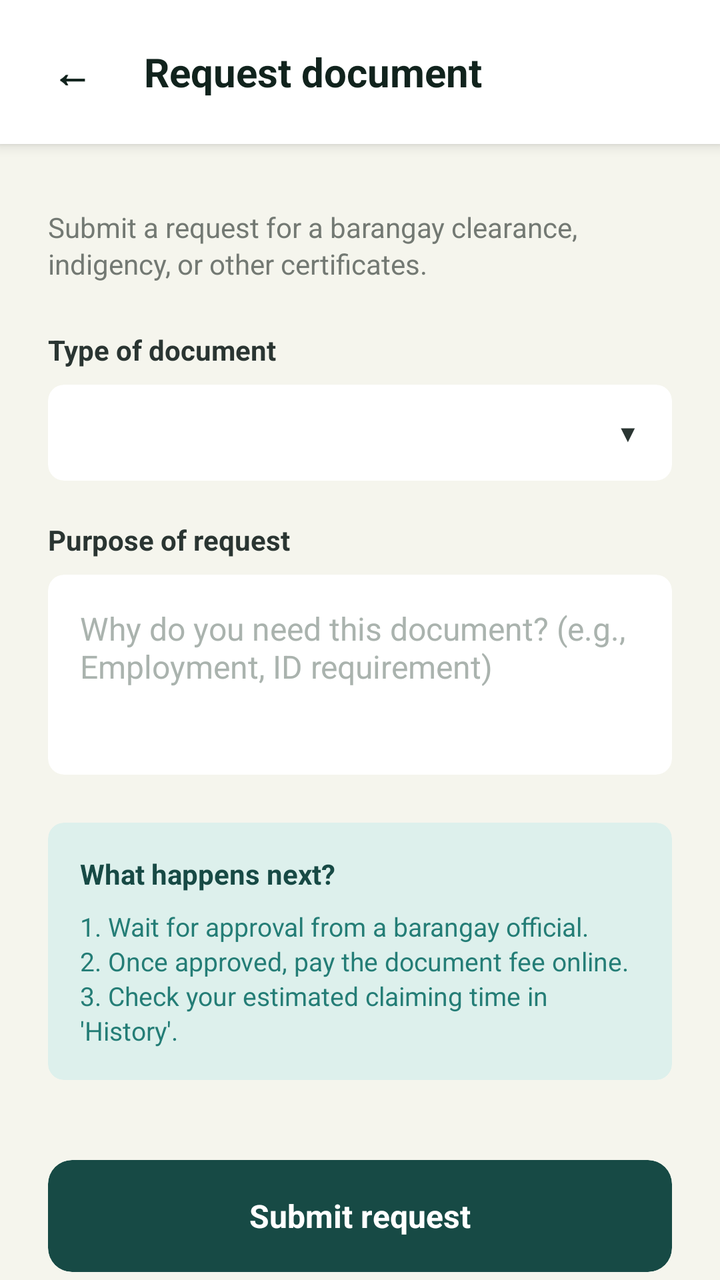
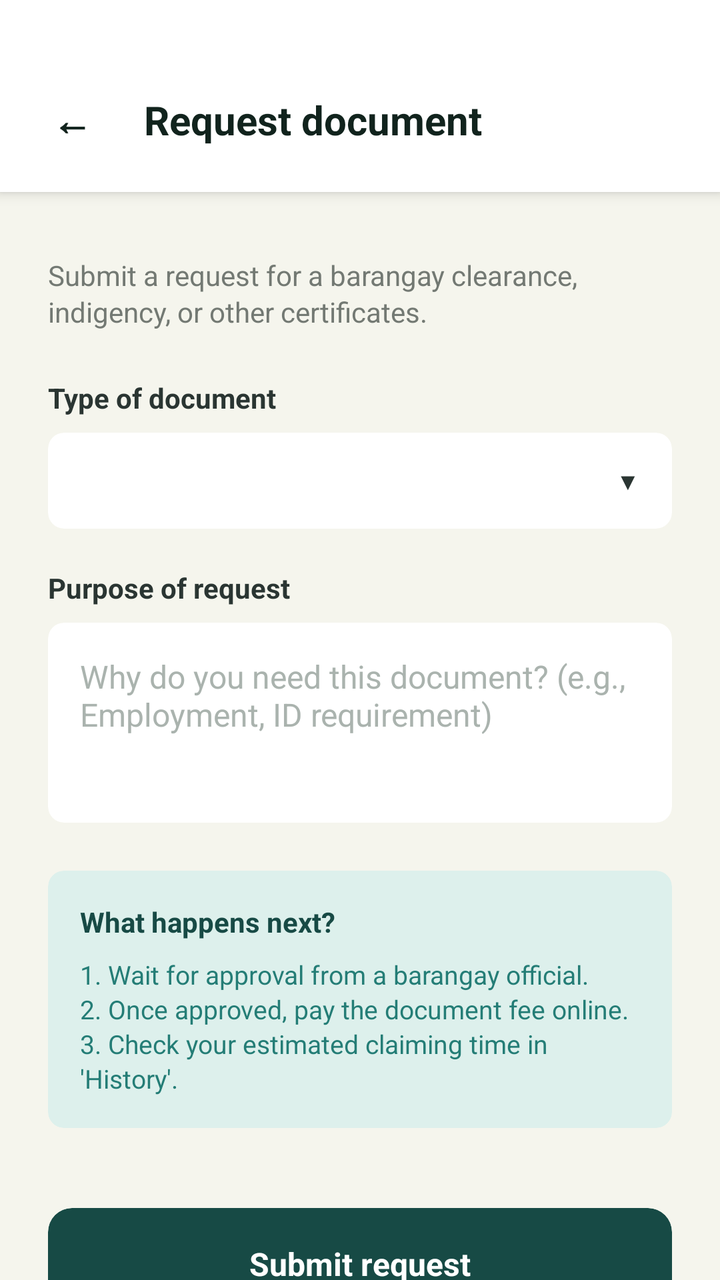

Screens rendered from an Android XML layout before and after an edit, with the pre-edit source and the edit as a unified diff.
<!-- AndroidManifest.xml: application theme Theme.Barangay_superAPP -->
<!-- res/layout/request_form.xml -->
<?xml version="1.0" encoding="utf-8"?>
<LinearLayout xmlns:android="http://schemas.android.com/apk/res/android"
    xmlns:app="http://schemas.android.com/apk/res-auto"
    android:layout_width="match_parent"
    android:layout_height="match_parent"
    android:background="#F5F5ED"
    android:orientation="vertical">

    
    <LinearLayout
        android:layout_width="match_parent"
        android:layout_height="wrap_content"
        android:gravity="center_vertical"
        android:orientation="horizontal"
        android:paddingHorizontal="16dp"
        android:paddingVertical="16dp"
        android:background="#FFFFFF"
        android:elevation="4dp">

        <androidx.cardview.widget.CardView
            android:id="@+id/btnGoBack"
            android:layout_width="40dp"
            android:layout_height="40dp"
            app:cardBackgroundColor="@android:color/transparent"
            app:cardCornerRadius="20dp"
            app:cardElevation="0dp"
            android:clickable="true"
            android:focusable="true"
            android:foreground="?android:attr/selectableItemBackground">

            <TextView
                android:layout_width="wrap_content"
                android:layout_height="wrap_content"
                android:layout_gravity="center"
                android:text="←"
                android:textColor="#11231D"
                android:textSize="20sp"
                android:textStyle="bold" />
        </androidx.cardview.widget.CardView>

        <TextView
            android:layout_width="wrap_content"
            android:layout_height="wrap_content"
            android:layout_marginStart="16dp"
            android:text="Request document"
            android:textColor="#11231D"
            android:textSize="20sp"
            android:textStyle="bold" />
    </LinearLayout>

    <ScrollView
        android:layout_width="match_parent"
        android:layout_height="0dp"
        android:layout_weight="1"
        android:fillViewport="true"
        android:scrollbars="none">

        <LinearLayout
            android:layout_width="match_parent"
            android:layout_height="wrap_content"
            android:orientation="vertical"
            android:paddingHorizontal="24dp"
            android:paddingTop="32dp"
            android:paddingBottom="40dp">

            <TextView
                android:layout_width="match_parent"
                android:layout_height="wrap_content"
                android:lineSpacingExtra="2dp"
                android:text="Submit a request for a barangay clearance, indigency, or other certificates."
                android:textColor="#737973"
                android:textSize="14sp" />

            
            <LinearLayout
                android:layout_width="match_parent"
                android:layout_height="wrap_content"
                android:layout_marginTop="24dp"
                android:orientation="vertical">

                
                <TextView
                    android:layout_width="wrap_content"
                    android:layout_height="wrap_content"
                    android:text="Type of document"
                    android:textColor="#2A3532"
                    android:textSize="14sp"
                    android:textStyle="bold" />

                <androidx.cardview.widget.CardView
                    android:layout_width="match_parent"
                    android:layout_height="wrap_content"
                    android:layout_marginTop="8dp"
                    app:cardBackgroundColor="#FFFFFF"
                    app:cardCornerRadius="8dp"
                    app:cardElevation="0dp">

                    <Spinner
                        android:id="@+id/spinnerDocumentType"
                        android:layout_width="match_parent"
                        android:layout_height="48dp"
                        android:background="@android:color/transparent"
                        android:paddingHorizontal="12dp"
                        android:spinnerMode="dropdown" />

                    
                    <TextView
                        android:layout_width="wrap_content"
                        android:layout_height="wrap_content"
                        android:layout_gravity="end|center_vertical"
                        android:paddingEnd="16dp"
                        android:text="▼"
                        android:textColor="#2A3532"
                        android:textSize="12sp" />
                </androidx.cardview.widget.CardView>

                
                <LinearLayout
                    android:id="@+id/layoutProofOfResidency"
                    android:layout_width="match_parent"
                    android:layout_height="wrap_content"
                    android:layout_marginTop="20dp"
                    android:orientation="vertical"
                    android:visibility="gone">

                    <TextView
                        android:layout_width="wrap_content"
                        android:layout_height="wrap_content"
                        android:text="Proof of Residency (Required)"
                        android:textColor="#2A3532"
                        android:textSize="14sp"
                        android:textStyle="bold" />

                    <TextView
                        android:layout_width="match_parent"
                        android:layout_height="wrap_content"
                        android:layout_marginTop="4dp"
                        android:lineSpacingExtra="2dp"
                        android:text="Please upload a utility bill or lease contract with your name and address on it."
                        android:textColor="#737973"
                        android:textSize="12sp" />

                    <androidx.cardview.widget.CardView
                        android:id="@+id/btnUploadProof"
                        android:layout_width="match_parent"
                        android:layout_height="64dp"
                        android:layout_marginTop="8dp"
                        android:clickable="true"
                        android:focusable="true"
                        android:foreground="?android:attr/selectableItemBackground"
                        app:cardBackgroundColor="#FFFFFF"
                        app:cardCornerRadius="8dp"
                        app:cardElevation="0dp">

                        <LinearLayout
                            android:layout_width="match_parent"
                            android:layout_height="match_parent"
                            android:gravity="center"
                            android:orientation="horizontal">

                            <View
                                android:layout_width="20dp"
                                android:layout_height="20dp"
                                android:background="#AAB3AE" />

                            <TextView
                                android:id="@+id/tvUploadProofText"
                                android:layout_width="wrap_content"
                                android:layout_height="wrap_content"
                                android:layout_marginStart="12dp"
                                android:text="Tap to upload proof"
                                android:textColor="#737973"
                                android:textSize="16sp" />
                        </LinearLayout>
                    </androidx.cardview.widget.CardView>
                </LinearLayout>

                
                <TextView
                    android:layout_width="wrap_content"
                    android:layout_height="wrap_content"
                    android:layout_marginTop="20dp"
                    android:text="Purpose of request"
                    android:textColor="#2A3532"
                    android:textSize="14sp"
                    android:textStyle="bold" />

                <androidx.cardview.widget.CardView
                    android:layout_width="match_parent"
                    android:layout_height="wrap_content"
                    android:layout_marginTop="8dp"
                    app:cardBackgroundColor="#FFFFFF"
                    app:cardCornerRadius="8dp"
                    app:cardElevation="0dp">

                    <EditText
                        android:id="@+id/etDocumentPurpose"
                        android:layout_width="match_parent"
                        android:layout_height="wrap_content"
                        android:minHeight="100dp"
                        android:background="@android:color/transparent"
                        android:gravity="top|start"
                        android:hint="Why do you need this document? (e.g., Employment, ID requirement)"
                        android:padding="16dp"
                        android:textColor="#11231D"
                        android:textColorHint="#AAB3AE"
                        android:textSize="16sp"
                        android:inputType="textMultiLine" />
                </androidx.cardview.widget.CardView>

                
                <androidx.cardview.widget.CardView
                    android:layout_width="match_parent"
                    android:layout_height="wrap_content"
                    android:layout_marginTop="24dp"
                    app:cardBackgroundColor="#DDF0EC"
                    app:cardCornerRadius="8dp"
                    app:cardElevation="0dp">

                    <LinearLayout
                        android:layout_width="match_parent"
                        android:layout_height="wrap_content"
                        android:orientation="vertical"
                        android:padding="16dp">

                        <TextView
                            android:layout_width="wrap_content"
                            android:layout_height="wrap_content"
                            android:text="What happens next?"
                            android:textColor="#174A45"
                            android:textSize="14sp"
                            android:textStyle="bold" />

                        <TextView
                            android:layout_width="match_parent"
                            android:layout_height="wrap_content"
                            android:layout_marginTop="8dp"
                            android:lineSpacingExtra="2dp"
                            android:text="1. Wait for approval from a barangay official.\n2. Once approved, pay the document fee online.\n3. Check your estimated claiming time in 'History'."
                            android:textColor="#247D76"
                            android:textSize="13sp" />
                    </LinearLayout>
                </androidx.cardview.widget.CardView>

            </LinearLayout>

            
            <androidx.cardview.widget.CardView
                android:id="@+id/btnSubmitRequest"
                android:layout_width="match_parent"
                android:layout_height="56dp"
                android:layout_marginTop="40dp"
                app:cardBackgroundColor="#174A45"
                app:cardCornerRadius="12dp"
                app:cardElevation="0dp"
                android:clickable="true"
                android:focusable="true"
                android:foreground="?android:attr/selectableItemBackground">

                <TextView
                    android:layout_width="wrap_content"
                    android:layout_height="wrap_content"
                    android:layout_gravity="center"
                    android:text="Submit request"
                    android:textColor="#FFFFFF"
                    android:textSize="16sp"
                    android:textStyle="bold" />
            </androidx.cardview.widget.CardView>

        </LinearLayout>
    </ScrollView>
</LinearLayout>
<!-- resources referenced by this layout -->
<resources>
  <style name="Theme.Barangay_superAPP" parent="Theme.MaterialComponents.DayNight.NoActionBar">
          
          <item name="colorPrimary">@color/purple_500</item>
          <item name="colorPrimaryVariant">@color/purple_700</item>
          <item name="colorOnPrimary">@color/white</item>
          
          <item name="colorSecondary">@color/teal_200</item>
          <item name="colorSecondaryVariant">@color/teal_700</item>
          <item name="colorOnSecondary">@color/black</item>
          
          <item name="android:statusBarColor">#F5F5ED</item>
          <item name="android:windowLightStatusBar">true</item>
      </style>
  <color name="purple_500">#FF6200EE</color>
  <color name="purple_700">#FF3700B3</color>
  <color name="white">#FFFFFFFF</color>
  <color name="teal_200">#FF03DAC5</color>
  <color name="teal_700">#FF018786</color>
  <color name="black">#FF000000</color>
</resources>

<!-- the commit's change to res/layout/request_form.xml (unified diff, before → after) -->
@@ -13,7 +13,8 @@
         android:gravity="center_vertical"
         android:orientation="horizontal"
         android:paddingHorizontal="16dp"
-        android:paddingVertical="16dp"
+        android:paddingTop="40dp"
+        android:paddingBottom="16dp"
         android:background="#FFFFFF"
         android:elevation="4dp">
 
